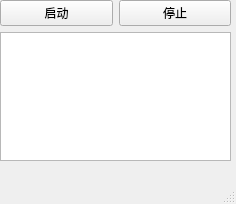
Before: the Qt Designer form independent/gui.ui in lissettecarlr/FaceLib, drawn with Qt 5.
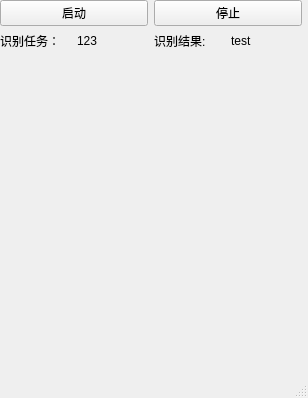
After: the same form once the commit is applied.

The edit to the form file:
```diff
--- a/independent/gui.ui
+++ b/independent/gui.ui
@@ -6,8 +6,8 @@
    <rect>
     <x>0</x>
     <y>0</y>
-    <width>236</width>
-    <height>204</height>
+    <width>308</width>
+    <height>398</height>
    </rect>
   </property>
   <property name="windowTitle">
@@ -19,8 +19,8 @@
      <rect>
       <x>0</x>
       <y>0</y>
-      <width>231</width>
-      <height>161</height>
+      <width>302</width>
+      <height>353</height>
      </rect>
     </property>
     <layout class="QVBoxLayout" name="verticalLayout">
@@ -43,7 +43,49 @@
       </layout>
      </item>
      <item>
-      <widget class="QTextBrowser" name="textBrowser"/>
+      <layout class="QHBoxLayout" name="horizontalLayout_2">
+       <item>
+        <widget class="QLabel" name="label">
+         <property name="text">
+          <string>识别任务：</string>
+         </property>
+        </widget>
+       </item>
+       <item>
+        <widget class="QLabel" name="label_2">
+         <property name="text">
+          <string>123</string>
+         </property>
+        </widget>
+       </item>
+       <item>
+        <widget class="QLabel" name="label_3">
+         <property name="text">
+          <string>识别结果:</string>
+         </property>
+        </widget>
+       </item>
+       <item>
+        <widget class="QLabel" name="label_4">
+         <property name="text">
+          <string>test</string>
+         </property>
+        </widget>
+       </item>
+      </layout>
+     </item>
+     <item>
+      <widget class="QLabel" name="label_5">
+       <property name="minimumSize">
+        <size>
+         <width>300</width>
+         <height>300</height>
+        </size>
+       </property>
+       <property name="text">
+        <string/>
+       </property>
+      </widget>
      </item>
     </layout>
    </widget>
```
Left out of the diff: 2 changed lines with no effect on the pictures.
